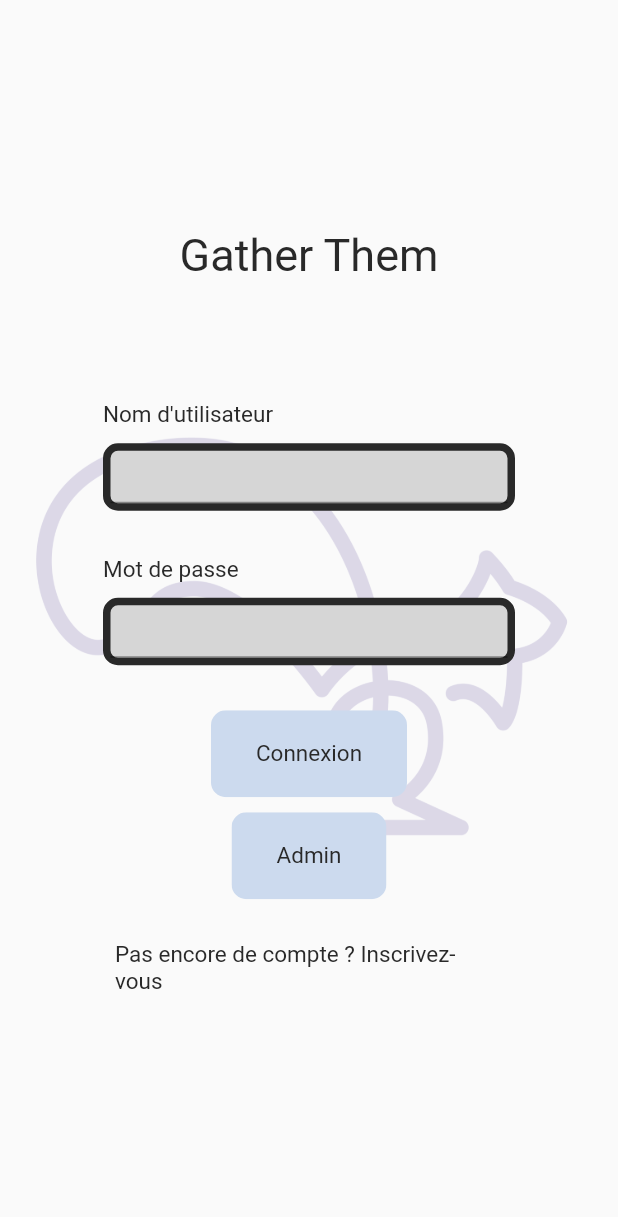
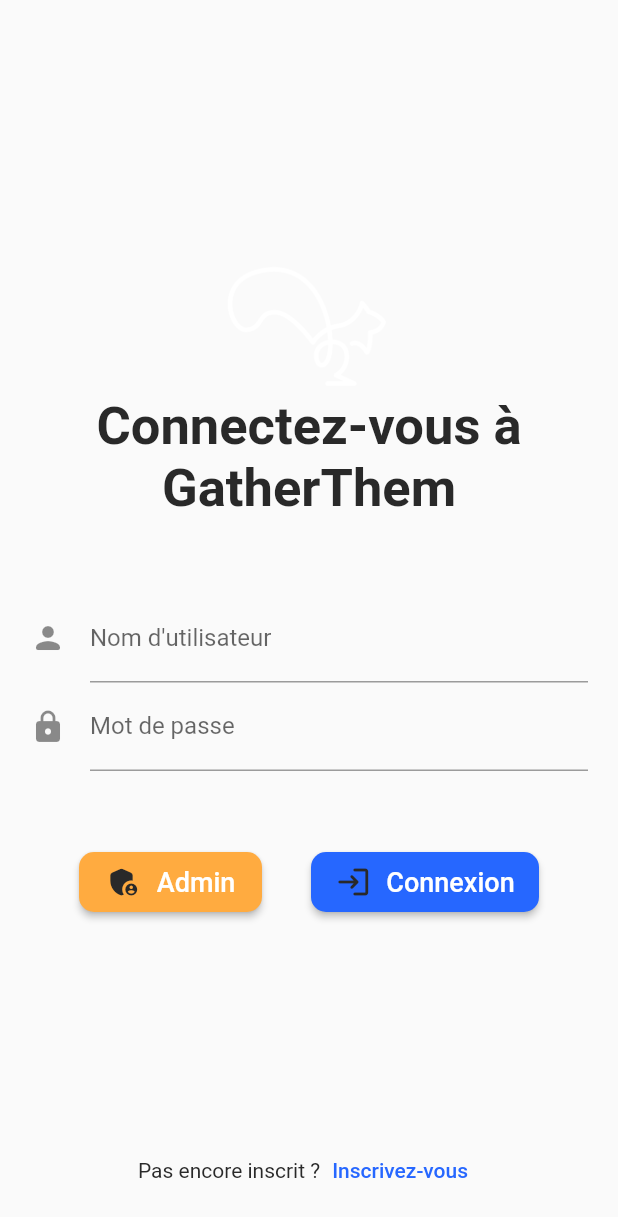
Before and after one commit to ToGatherThem/gatherthem_mobile_app, a Flutter app: the screen it shows after launch, on a phone screen of 412 x 824 dp. Shown: the top 1217 px of the screen. Run offline on Flutter 3.47's test engine with Material 2 defaults, Android fonts, the phone set to English and light mode, and no system bars; our stand-ins replace adaptive_theme, cookie_jar, date_time_picker, dio, dio_cookie_manager, rxdart.

Commit message:
[REFACT] Theme of login screen

```diff
--- a/lib/theme/strings.dart
+++ b/lib/theme/strings.dart
@@ -15,6 +15,7 @@ class Strings{
   static const String userNameLabel = "Nom d'utilisateur";
   static const String passwordLabel = "Mot de passe";
   static const String confirmPasswordLabel = "Confirmer le mot de passe";
+  static const String loginTitle = "Connectez-vous à GatherThem";
   static const String loginLabel = "Connexion";
   static const String signUpLabel = "Inscription";
   static const String signOutLabel = "Déconnexion";
@@ -30,6 +31,11 @@ class Strings{
   static const String collectionNameRequired = "Le nom de la collection n'a pas été renseigné";
   static const String templateRequired = "Le template n'a pas été renseigné";
 
+  static const String notRegistered = "Pas encore inscrit ?";
+  static const String alreadyRegistered = "Déjà inscrit ?";
+  static const String signUpNow = "Inscrivez-vous";
+  static const String signInNow = "Connectez-vous";
+
   // Collection strings
   static const String collectionEdit = "Modifier une collection";
 
--- a/lib/ui/screens/login_screen.dart
+++ b/lib/ui/screens/login_screen.dart
@@ -3,9 +3,9 @@ import 'package:gatherthem_mobile_app/globals.dart';
 import 'package:gatherthem_mobile_app/services/authentication_service.dart';
 import 'package:gatherthem_mobile_app/theme/strings.dart';
 import 'package:gatherthem_mobile_app/ui/screens/register_screen.dart';
-import 'package:gatherthem_mobile_app/ui/widgets/buttons/filled_rect_button.dart';
-
-import '../widgets/inputs/text_form_input.dart';
+import 'package:gatherthem_mobile_app/ui/widgets/buttons/action_button.dart';
+import 'package:gatherthem_mobile_app/ui/widgets/inputs/password_input.dart';
+import 'package:gatherthem_mobile_app/ui/widgets/inputs/text_input.dart';
 
 class LoginScreen extends StatelessWidget {
   const LoginScreen({Key? key}) : super(key: key);
@@ -14,88 +14,87 @@ class LoginScreen extends StatelessWidget {
   Widget build(BuildContext context) {
     return Scaffold(
       backgroundColor: Theme.of(context).backgroundColor,
-      body: Stack(
+      resizeToAvoidBottomInset: false,
+      body: Padding(
+        padding: const EdgeInsets.all(20.0),
+        child: Column(
+          mainAxisAlignment: MainAxisAlignment.center,
+          crossAxisAlignment: CrossAxisAlignment.center,
           children: [
-          Center(
-              child: Image.asset("assets/logo.png",
-                color: Colors.white.withOpacity(0.2),
-                colorBlendMode: BlendMode.modulate
-              )
+            const Spacer(),
+            Image(
+              height: 100,
+              image: Image.asset('assets/logoWhite.png').image
             ),
-          Center(
-            child: Padding(
-              padding: EdgeInsets.symmetric(horizontal: MediaQuery.of(context).size.width / 6, vertical: 20),
-              child: ScrollConfiguration(
-                behavior: ScrollConfiguration.of(context).copyWith(scrollbars: false),
-                child: SingleChildScrollView(
-                  child: Column(
+            Text(
+              Strings.loginTitle,
+              style: getTitleStyle(context),
+              textAlign: TextAlign.center,
+            ),
+            const Padding(padding: EdgeInsets.only(top: 50)),
+            TextInput(
+              label: Strings.userNameLabel,
+              icon: Icons.person_rounded,
+              onChanged: (value){
+                credentials["username"] = value;
+              }
+            ),
+            PasswordInput(
+                label: Strings.passwordLabel,
+                icon: Icons.lock_rounded,
+                onChanged: (value){
+                  credentials["password"] = value;
+                }
+            ),
+            const Padding(padding: EdgeInsets.only(top: 50)),
+            Row(
+              mainAxisAlignment: MainAxisAlignment.spaceEvenly,
               children: [
-                      Text(Strings.appTitle,
-                          style: TextStyle(
-                              color: Theme.of(context).primaryColor,
-                              fontSize: 30
-                          )
+                ActionButton(
+                  onPressed: () {
+                    AuthenticationService().login(
+                        context,
+                        "admin",
+                        "exemple"
+                    );
+                  },
+                  text: "Admin",
+                  backgroundColor: Colors.orangeAccent,
+                  icon: Icons.admin_panel_settings_rounded,
+                  width: 90,
                 ),
-                      const SizedBox(height: 80),
-                      Align(
-                        child: Text(Strings.userNameLabel,
-                            style: TextStyle(
-                                color: Theme.of(context).primaryColor,
-                                fontSize: 15
-                            )
-                        ),
-                        alignment: Alignment.centerLeft,
-                      ),
-                      const SizedBox(height: 10),
-                      const TextFormInput(credential: "username"),
-                      const SizedBox(height: 30),
-                      Align(
-                        child: Text(Strings.passwordLabel,
-                            style: TextStyle(
-                                color: Theme.of(context).primaryColor,
-                                fontSize: 15
-                            )
-                        ),
-                        alignment: Alignment.centerLeft,
-                      ),
-                      const SizedBox(height: 10),
-                      const TextFormInput(credential: "password", obscureText: true),
-                      const SizedBox(height: 30),
-                      FilledRectButton(text: Strings.loginLabel, onPressed: (){
+                ActionButton(
+                  onPressed: () {
                     AuthenticationService().login(
                         context,
                         credentials["username"]!,
                         credentials["password"]!
                     );
-                      }),
-                      const SizedBox(height: 10),
-                      FilledRectButton(text: "Admin", onPressed: (){
-                        AuthenticationService().login(
-                            context,
-                            "admin",
-                            "exemple"
-                        );
-                      }),
-                      const SizedBox(height: 20),
-                      TextButton(
-                        style: TextButton.styleFrom(
-                            primary: Theme.of(context).primaryColor,
-                            textStyle: const TextStyle(fontSize: 15)
+                  },
+                  text: Strings.loginLabel,
+                  icon: Icons.login_rounded,
+                  width: 120,
                 ),
-                        child: const Text(Strings.noAccountLabel),
-                        onPressed: () {
+              ]
+            ),
+            const Spacer(),
+            Row(
+              mainAxisAlignment: MainAxisAlignment.center,
+              children: [
+                Text(
+                  Strings.notRegistered,
+                  style: TextStyle(
+                    color: Theme.of(context).primaryColor,
+                  ),
+                ),
+                TextButton(onPressed: () {
                   Navigator.push(context, MaterialPageRoute(builder: (context) => const RegisterScreen()));
-                        },
+                }, child: Text(Strings.signUpNow, style: TextStyle(color: Theme.of(context).highlightColor),)),
+              ],
             )
           ],
         ),
       ),
-              ),
-            ),
-          )
-        ],
-      ),
     );
   }
-
 }
--- a/lib/ui/widgets/inputs/base_input.dart
+++ b/lib/ui/widgets/inputs/base_input.dart
@@ -5,15 +5,18 @@ class BaseInput extends StatelessWidget {
   final TextInputType keyboardType;
   final String? defaultValue;
   final IconData? icon;
+  final bool obscureText;
   final void Function(String) onChanged;
 
-  const BaseInput({Key? key, required this.label, required this.keyboardType, this.defaultValue, this.icon, required this.onChanged}) : super(key: key);
+  const BaseInput({Key? key, required this.label, required this.keyboardType, this.defaultValue, this.icon, this.obscureText = false, required this.onChanged}) : super(key: key);
 
   @override
   Widget build(BuildContext context) {
     return TextFormField(
+      textInputAction: TextInputAction.next,
       keyboardType: keyboardType,
       initialValue: defaultValue,
+      obscureText: obscureText,
       decoration: InputDecoration(
         labelText: label,
         icon: (icon != null) ? Icon(icon) : null,
--- /dev/null
+++ b/lib/ui/widgets/inputs/password_input.dart
@@ -0,0 +1,23 @@
+import 'package:flutter/material.dart';
+import 'package:gatherthem_mobile_app/ui/widgets/inputs/base_input.dart';
+
+class PasswordInput extends StatelessWidget {
+  final String label;
+  final String? defaultValue;
+  final IconData? icon;
+  final void Function(String) onChanged;
+
+  const PasswordInput({Key? key, required this.label, this.defaultValue, this.icon, required this.onChanged}) : super(key: key);
+
+  @override
+  Widget build(BuildContext context) {
+    return BaseInput(
+        label: label,
+        keyboardType: TextInputType.text,
+        onChanged: onChanged,
+        icon: icon,
+        defaultValue: defaultValue,
+        obscureText: true,
+    );
+  }
+}
```
Lines whose indentation alone changed are shown as unchanged.
